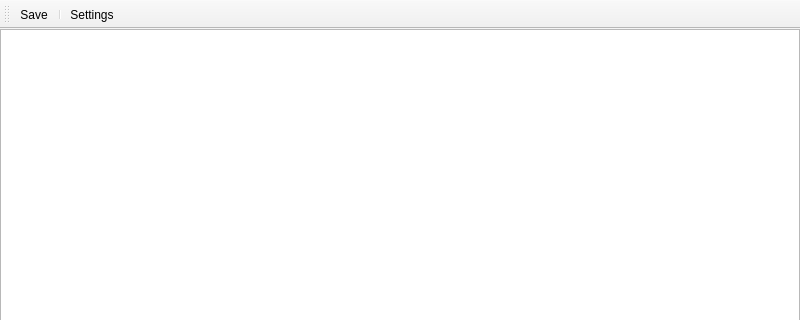
First picture: the form in src/frontend/views/logger_window.ui, repository kaichiuchu/vm-tutorial, before the edit; both pictures show x 0 to 800 and y 0 to 320 of the 800 by 600 pixel window.
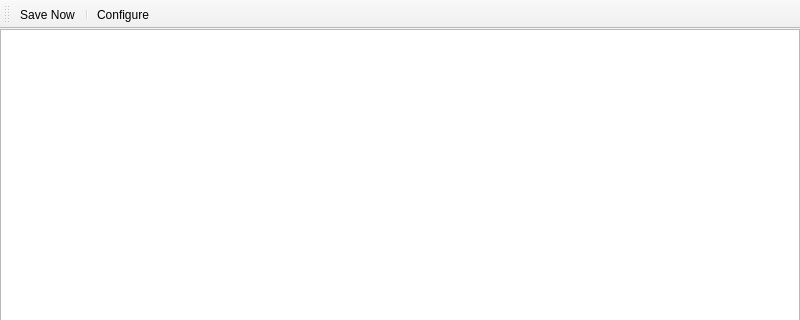
Second picture: the form after the edit. Icons and pictures are not drawn.

Commit message:
frontend: change toolbar buttons, improve debugger
Code cleanup is also part of this commit:

* We use QPointer for the dialogs that are not required to be displayed
  at all times. When a dialog is closed, it is deleted and QPointer is
  set to nullptr automatically.

* The debugger now disables itself when the virtual machine is running,
  and enables itself when it is not.

The edit to the form file:
```diff
--- a/src/frontend/views/logger_window.ui
+++ b/src/frontend/views/logger_window.ui
@@ -43,6 +43,9 @@
    <property name="windowTitle">
     <string>toolBar</string>
    </property>
+   <property name="toolButtonStyle">
+    <enum>Qt::ToolButtonTextUnderIcon</enum>
+   </property>
    <attribute name="toolBarArea">
     <enum>TopToolBarArea</enum>
    </attribute>
@@ -55,7 +58,7 @@
   </widget>
   <action name="actionSave">
    <property name="text">
-    <string>Save</string>
+    <string>Save Now</string>
    </property>
    <property name="toolTip">
     <string>Flushes the log to a file.</string>
@@ -63,7 +66,7 @@
   </action>
   <action name="actionSettings">
    <property name="text">
-    <string>Settings</string>
+    <string>Configure</string>
    </property>
    <property name="toolTip">
     <string>Displays configuration options for the logger.</string>
```
Left out of the diff: 12 changed lines with no effect on the pictures. The commit also changes 26 other files.
